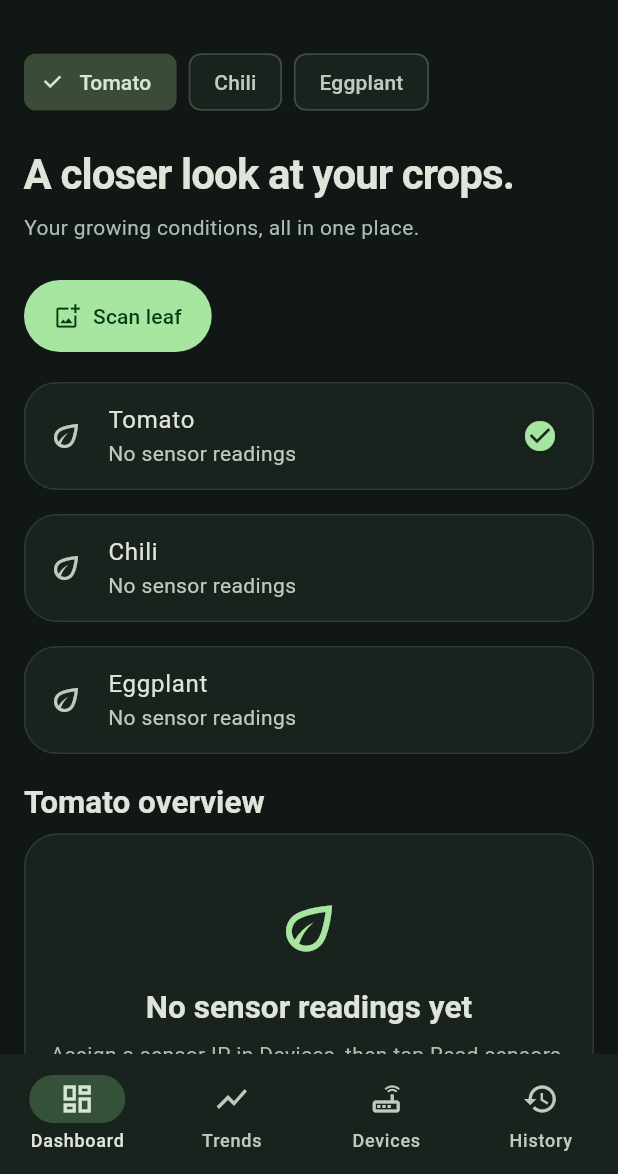
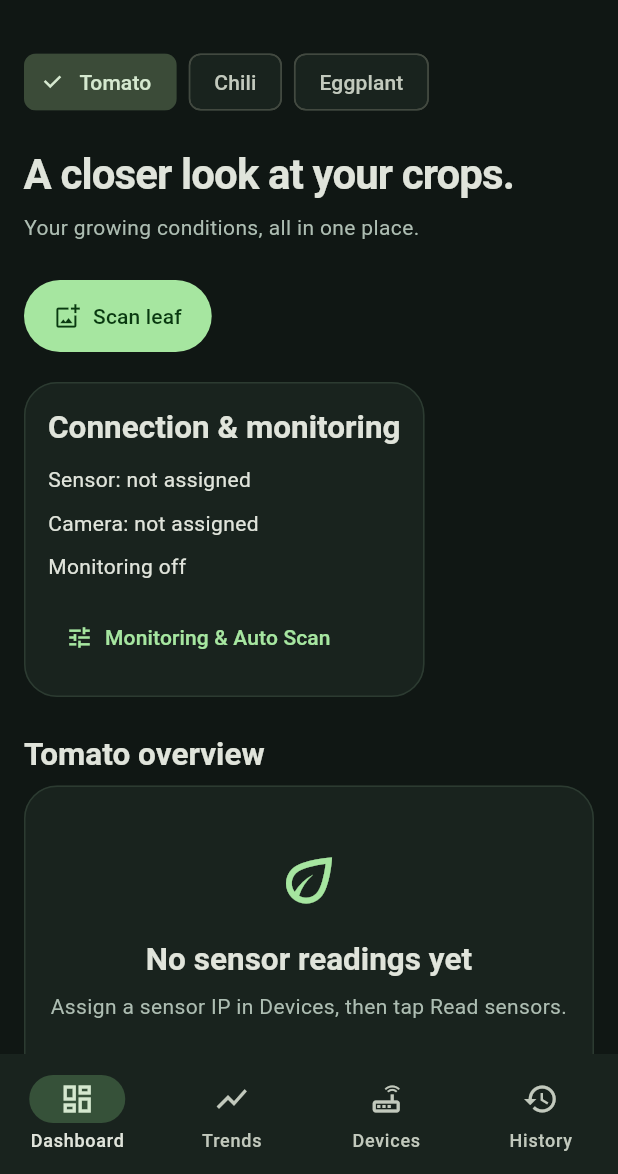
Before and after one commit to monolelymu/Agrisense, a Flutter app: the screen it shows after launch, after a tap on "Skip", on a phone screen of 412 x 824 dp, the part 62-1236 px from its top. Run offline on Flutter 3.47's test engine with Material 3 defaults, Android fonts, the phone set to English and light mode, and no system bars; our stand-ins replace fl_chart, hive_ce, hive_ce_flutter, image_picker; missing offline and left inert: tflite_flutter; accounts and stored records are empty.

Commit message:
Polish Dashboard history and settings for Phase 6 checkpoint B

```diff
--- a/agrisense/lib/features/monitoring/hardware_dashboard.dart
+++ b/agrisense/lib/features/monitoring/hardware_dashboard.dart
@@ -330,6 +330,16 @@ class _HardwareDashboardState extends State<HardwareDashboard>
 
   Widget _scanTile(TomatoScan scan) => Card(
     child: ListTile(
+      leading: ClipRRect(
+        borderRadius: BorderRadius.circular(8),
+        child: Image.memory(
+          scan.preview,
+          width: 48,
+          height: 48,
+          fit: BoxFit.cover,
+          errorBuilder: (_, _, _) => const Icon(Icons.eco_outlined),
+        ),
+      ),
       title: Text('${scan.crop.label} • ${scan.displayLabel}'),
       subtitle: Text(
         '${scan.source == 'auto' ? 'Auto Scan • ' : ''}${scan.uncertain ? 'Uncertain • ' : ''}${(scan.score * 100).toStringAsFixed(1)}% model score\n${dateLabel(scan.timestamp)}',
@@ -348,6 +358,8 @@ class _HardwareDashboardState extends State<HardwareDashboard>
           width: 56,
           height: 56,
           fit: BoxFit.cover,
+          errorBuilder: (_, _, _) =>
+              const Icon(Icons.image_not_supported_outlined),
         ),
         title: Text('${photo.crop.label} • ${dateLabel(photo.timestamp)}'),
         subtitle: const Text('Sensor warning photo'),
@@ -408,28 +420,42 @@ class _HardwareDashboardState extends State<HardwareDashboard>
         label: const Text('Scan leaf'),
       ),
       const SizedBox(height: 20),
-      MetricGrid(
-        minWidth: 250,
-        children: [
-          for (final item in Crop.values)
-            Card(
-              child: ListTile(
-                onTap: locked ? null : () => _crop(item),
-                leading: const Icon(Icons.eco_outlined),
-                title: Text(item.label),
-                subtitle: Text(
-                  h.latest(item) == null
-                      ? 'No sensor readings'
-                      : 'Saved sensor readings',
-                ),
-                trailing: crop == item
-                    ? const Icon(Icons.check_circle, color: accent)
-                    : null,
-              ),
+      Panel(
+        child: Column(
+          crossAxisAlignment: CrossAxisAlignment.start,
+          children: [
+            Text(
+              'Connection & monitoring',
+              style: Theme.of(context).textTheme.titleLarge,
             ),
-        ],
+            const SizedBox(height: 12),
+            Text(
+              h.address(crop, 'sensor').isEmpty
+                  ? 'Sensor: not assigned'
+                  : 'Sensor: assigned to ${crop.label}',
+            ),
+            const SizedBox(height: 8),
+            Text(
+              h.address(crop, 'camera').isEmpty
+                  ? 'Camera: not assigned'
+                  : 'Camera: assigned to ${crop.label}',
+            ),
+            const SizedBox(height: 8),
+            Text(h.monitoringStatus),
+            const SizedBox(height: 12),
+            TextButton.icon(
+              onPressed: locked
+                  ? null
+                  : () => _openSettings(
+                      MonitoringSettingsScreen(hardware: h, crop: crop),
+                    ),
+              icon: const Icon(Icons.tune),
+              label: const Text('Monitoring & Auto Scan'),
+            ),
+          ],
+        ),
       ),
-      const SizedBox(height: 18),
+      const SizedBox(height: 24),
       Text(
         '${crop.label} overview',
         style: Theme.of(context).textTheme.titleLarge,
@@ -442,13 +468,22 @@ class _HardwareDashboardState extends State<HardwareDashboard>
         )
       else ...[
         Tag(h.fresh(crop) ? 'RECENT SENSOR READING' : 'SAVED SENSOR READING'),
+        const SizedBox(height: 8),
         Text('Received ${dateLabel(r.receivedAt)}'),
+        if (!h.fresh(crop))
+          const Text(
+            'Historical reading. Read sensors again for current conditions.',
+          ),
         const SizedBox(height: 12),
         MetricGrid(
           children: [
             _metric(
               'Soil moisture',
-              r.soil == null ? '—' : '${r.soil!.toStringAsFixed(0)}%',
+              !r.soilCalibrated
+                  ? 'Not calibrated'
+                  : r.soil == null
+                  ? 'Unavailable'
+                  : '${r.soil!.toStringAsFixed(0)}%',
               r.soilCalibrated
                   ? 'Calibrated by device'
                   : 'Uncalibrated • raw ${r.soilRaw}',
@@ -456,13 +491,15 @@ class _HardwareDashboardState extends State<HardwareDashboard>
             _metric(
               'Temperature',
               r.temperature == null
-                  ? '—'
+                  ? 'Unavailable'
                   : '${r.temperature!.toStringAsFixed(1)}°C',
               'Air temperature',
             ),
             _metric(
               'Humidity',
-              r.humidity == null ? '—' : '${r.humidity!.toStringAsFixed(0)}%',
+              r.humidity == null
+                  ? 'Unavailable'
+                  : '${r.humidity!.toStringAsFixed(0)}%',
               'Relative humidity',
             ),
             _metric(
@@ -475,9 +512,10 @@ class _HardwareDashboardState extends State<HardwareDashboard>
         if (r.temperature == null || r.humidity == null)
           const Text('Temperature/humidity sensor reported a failed reading.'),
       ],
-      const SizedBox(height: 12),
+      const SizedBox(height: 16),
       Wrap(
         spacing: 12,
+        runSpacing: 8,
         children: [
           OutlinedButton(
             onPressed:
@@ -555,7 +593,13 @@ class _HardwareDashboardState extends State<HardwareDashboard>
     const Text(
       'Select the crop above, then edit its sensor or camera. Assigning an existing board moves it from its previous crop. The sensor confirms and remembers its crop; saved history stays unchanged.',
     ),
+    const SizedBox(height: 16),
+    Text('Connection tests', style: Theme.of(context).textTheme.titleLarge),
     const SizedBox(height: 12),
+    if (!h.allowLocalHttp)
+      const Text('Enable local hardware access above to test your devices.'),
+    if (h.address(crop, 'sensor').isEmpty)
+      const Text('Assign a sensor above to enable its connection test.'),
     OutlinedButton(
       onPressed:
           locked || !h.allowLocalHttp || h.address(crop, 'sensor').isEmpty
@@ -588,6 +632,8 @@ class _HardwareDashboardState extends State<HardwareDashboard>
       label: const Text('Monitoring & Auto Scan'),
     ),
     const SizedBox(height: 12),
+    if (h.address(crop, 'camera').isEmpty)
+      const Text('Assign a camera above to enable its connection test.'),
     OutlinedButton.icon(
       onPressed:
           locked || !h.allowLocalHttp || h.address(crop, 'camera').isEmpty
@@ -600,7 +646,7 @@ class _HardwareDashboardState extends State<HardwareDashboard>
     OutlinedButton.icon(
       onPressed: locked ? null : _scan,
       icon: const Icon(Icons.camera_alt_outlined),
-      label: const Text('Open capture and analysis'),
+      label: const Text('Scan leaf'),
     ),
     const SizedBox(height: 12),
     Text(modelStatus(crop)),
@@ -647,7 +693,7 @@ class _HardwareDashboardState extends State<HardwareDashboard>
     return [
       const SectionTitle(
         'Growing patterns',
-        'Actual saved readings. No generated samples.',
+        'Review your saved sensor readings over time.',
       ),
       Wrap(
         spacing: 8,
@@ -669,7 +715,7 @@ class _HardwareDashboardState extends State<HardwareDashboard>
       if (readings.isEmpty)
         const EmptyState(
           'No readings for this metric',
-          'Read your sensor in Devices. Soil percentages require firmware calibration.',
+          'Read your sensor in Devices. Soil percentages require device calibration.',
         )
       else
         Panel(
@@ -805,13 +851,17 @@ class _HardwareDashboardState extends State<HardwareDashboard>
       ],
     ],
     if (historyCategory == 1) ...[
+      Text('Sensor alerts', style: Theme.of(context).textTheme.titleLarge),
+      const SizedBox(height: 8),
+      const Text(
+        'Each alert links its trigger, photo and diagnosis when available. Failures remain visible here.',
+      ),
+      const SizedBox(height: 16),
       for (final alert in h.alerts.where((a) => a.crop == crop)) ...[
         Card(
           child: ListTile(
-            title: Text(
-              '${dateLabel(alert.timestamp)} · ${alertStateLabel(alert.state)}',
-            ),
-            subtitle: Text(alert.reason),
+            title: Text(alertStateLabel(alert.state)),
+            subtitle: Text('${dateLabel(alert.timestamp)}\n${alert.reason}'),
             trailing: const Icon(Icons.chevron_right),
             onTap: locked
                 ? null
@@ -822,18 +872,23 @@ class _HardwareDashboardState extends State<HardwareDashboard>
         ),
         const SizedBox(height: 12),
       ],
-      Text('Warning photos', style: Theme.of(context).textTheme.titleLarge),
-      const SizedBox(height: 8),
-      const Text(
-        'Alerts link the trigger, photo and diagnosis. Older warning photos appear below. Board SD photos stay on the camera.',
-      ),
-      const SizedBox(height: 16),
-      if (!h.alertPhotos.any((p) => p.crop == crop) &&
+      if (!h.alertPhotos.any((p) => p.crop == crop && p.alertId == null) &&
           !h.alerts.any((a) => a.crop == crop))
         const EmptyState(
-          'No warning photos',
+          'No alerts saved',
           'Enable sensor alerts in Monitoring & Auto Scan to record warnings here.',
         ),
+      if (h.alertPhotos.any((p) => p.crop == crop && p.alertId == null)) ...[
+        Text(
+          'Older warning photos',
+          style: Theme.of(context).textTheme.titleLarge,
+        ),
+        const SizedBox(height: 8),
+        const Text(
+          'These older photos have no linked alert record. Board SD photos stay on the camera.',
+        ),
+        const SizedBox(height: 16),
+      ],
       for (final photo in h.alertPhotos.reversed.where(
         (p) => p.crop == crop && p.alertId == null,
       ))
@@ -905,7 +960,12 @@ class _HardwareDashboardState extends State<HardwareDashboard>
               child: CropPicker(value: crop, onChanged: _crop),
             ),
             const SizedBox(height: 20),
-            if (locked) const LinearProgressIndicator(),
+            if (locked) ...[
+              const LinearProgressIndicator(),
+              const SizedBox(height: 8),
+              const Text('Completing your request…'),
+              const SizedBox(height: 16),
+            ],
             if (error != null || h.error != null)
               IssueCard(
                 issue: error != null
```
Also changed, not shown: agrisense/lib/features/diagnosis/tomato_scan_screen.dart (+11 -1 lines), agrisense/lib/features/help/help_screen.dart (+9 -2 lines), agrisense/lib/features/monitoring/monitoring_settings_screen.dart (+15 -2 lines), agrisense/lib/features/monitoring/notification_settings_screen.dart (+10 -6 lines), 3 other files.
